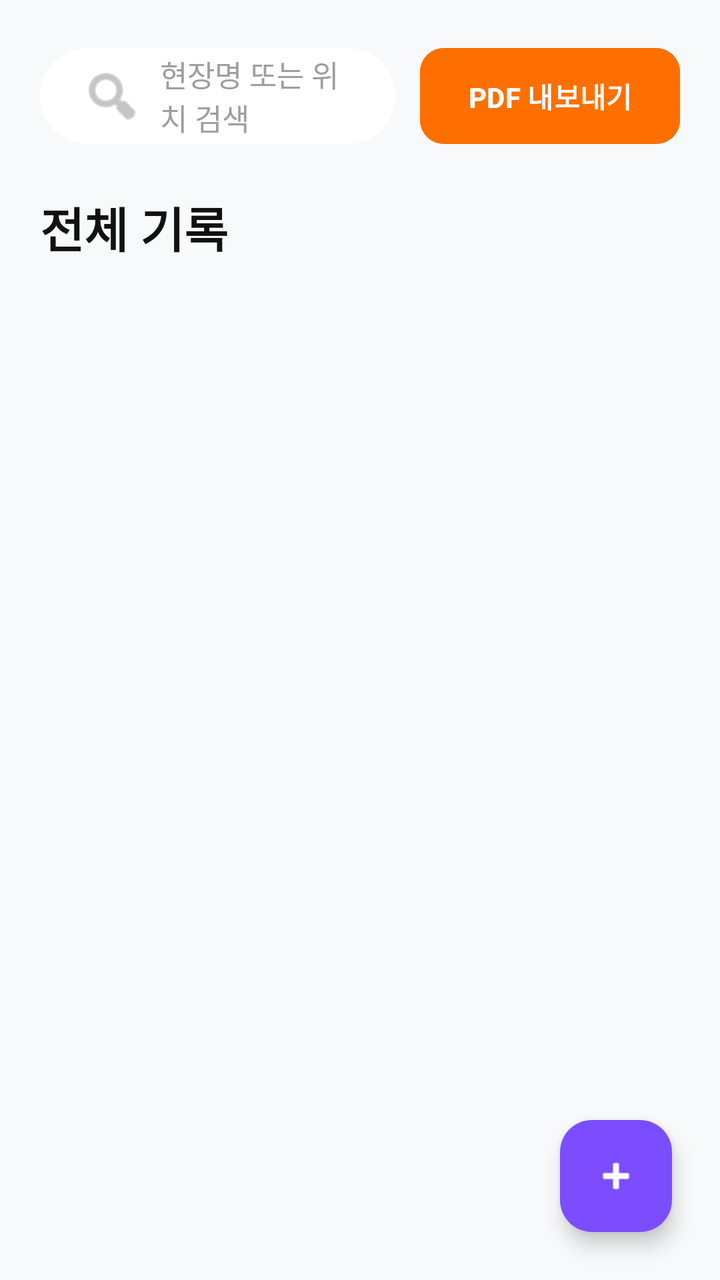
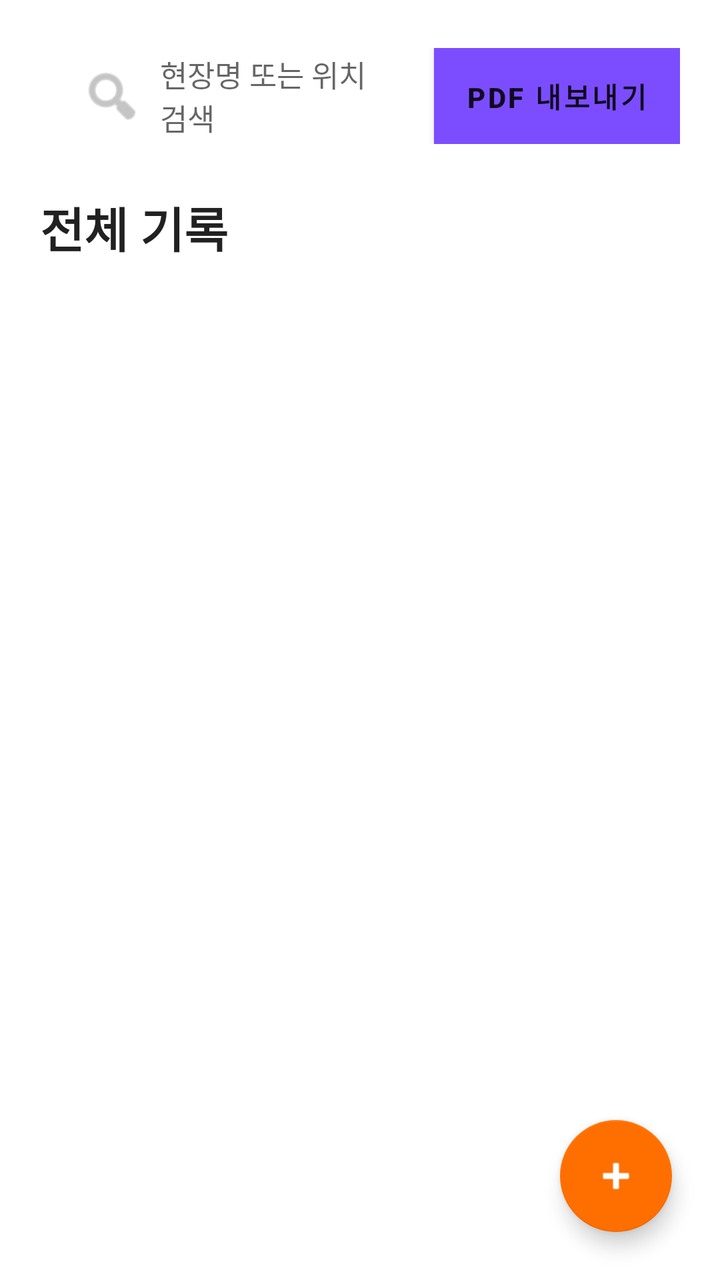

Two renders of the same Android screen: before a commit and after it. Below are the layout's source before the change and the commit's diff.
<!-- AndroidManifest.xml: application theme Theme.Siteboard -->
<!-- res/layout/fragment_home.xml -->
<?xml version="1.0" encoding="utf-8"?>
<androidx.constraintlayout.widget.ConstraintLayout
    xmlns:android="http://schemas.android.com/apk/res/android"
    xmlns:app="http://schemas.android.com/apk/res-auto"
    android:layout_width="match_parent"
    android:layout_height="match_parent"
    android:background="#F8F9FA">

    <LinearLayout
        android:id="@+id/layoutTop"
        android:layout_width="match_parent"
        android:layout_height="wrap_content"
        android:orientation="horizontal"
        android:paddingHorizontal="20dp"
        android:paddingTop="24dp"
        android:paddingBottom="16dp"
        app:layout_constraintTop_toTopOf="parent">

        <androidx.cardview.widget.CardView
            android:layout_width="0dp"
            android:layout_height="48dp"
            android:layout_weight="1"
            app:cardCornerRadius="24dp"
            app:cardElevation="0dp"
            app:cardBackgroundColor="#FFFFFF"
            android:layout_marginEnd="12dp">
            <EditText
                android:id="@+id/etSearch"
                android:layout_width="match_parent"
                android:layout_height="match_parent"
                android:background="@null"
                android:hint="현장명 또는 위치 검색"
                android:textColorHint="#9E9E9E"
                android:textColor="#111111"
                android:textSize="15sp"
                android:paddingHorizontal="20dp"
                android:drawableStart="@android:drawable/ic_menu_search"
                android:drawablePadding="8dp"
                android:drawableTint="#9E9E9E"/>
        </androidx.cardview.widget.CardView>

        <Button
            android:id="@+id/btnExportPdf"
            android:layout_width="wrap_content"
            android:layout_height="48dp"
            android:text="PDF 내보내기"
            android:textColor="#FFFFFF"
            android:textStyle="bold"
            android:backgroundTint="#FF6F00"
            app:cornerRadius="12dp"
            android:insetTop="0dp"
            android:insetBottom="0dp"/>
    </LinearLayout>

    <TextView
        android:id="@+id/tvTitle"
        android:layout_width="wrap_content"
        android:layout_height="wrap_content"
        android:text="전체 기록"
        android:textSize="24sp"
        android:textColor="#111111"
        android:textStyle="bold"
        android:layout_marginStart="20dp"
        android:layout_marginTop="8dp"
        app:layout_constraintTop_toBottomOf="@id/layoutTop"
        app:layout_constraintStart_toStartOf="parent" />

    <androidx.recyclerview.widget.RecyclerView
        android:id="@+id/rvPostList"
        android:layout_width="match_parent"
        android:layout_height="0dp"
        android:clipToPadding="false"
        android:padding="12dp"
        android:layout_marginTop="12dp"
        app:layout_constraintTop_toBottomOf="@id/tvTitle"
        app:layout_constraintBottom_toBottomOf="parent" />

    <LinearLayout
        android:id="@+id/layoutEmpty"
        android:layout_width="wrap_content"
        android:layout_height="wrap_content"
        android:orientation="vertical"
        android:gravity="center"
        android:visibility="gone"
        app:layout_constraintTop_toTopOf="parent"
        app:layout_constraintBottom_toBottomOf="parent"
        app:layout_constraintStart_toStartOf="parent"
        app:layout_constraintEnd_toEndOf="parent">
        <TextView android:layout_width="wrap_content" android:layout_height="wrap_content" android:text="📷" android:textSize="48sp" android:layout_marginBottom="16dp"/>
        <TextView android:layout_width="wrap_content" android:layout_height="wrap_content" android:text="기록된 사진이 없습니다" android:textSize="18sp" android:textColor="#555555" android:textStyle="bold"/>
    </LinearLayout>

    <com.google.android.material.floatingactionbutton.FloatingActionButton
        android:id="@+id/btnOpenSub"
        android:layout_width="wrap_content"
        android:layout_height="wrap_content"
        android:layout_margin="24dp"
        android:src="@android:drawable/ic_input_add"
        app:tint="#FFFFFF"
        app:backgroundTint="#7C4DFF"
        app:elevation="6dp"
        app:layout_constraintBottom_toBottomOf="parent"
        app:layout_constraintEnd_toEndOf="parent" />
</androidx.constraintlayout.widget.ConstraintLayout>
<!-- resources referenced by this layout -->
<resources>
  <style name="Theme.Siteboard" parent="Base.Theme.Siteboard" />
  <style name="Base.Theme.Siteboard" parent="Theme.Material3.DayNight.NoActionBar">
          
          
      </style>
</resources>

<!-- the commit's change to res/layout/fragment_home.xml (unified diff, before → after) -->
@@ -4,7 +4,7 @@
     xmlns:app="http://schemas.android.com/apk/res-auto"
     android:layout_width="match_parent"
     android:layout_height="match_parent"
-    android:background="#F8F9FA">
+    android:background="?android:attr/windowBackground">
 
     <LinearLayout
         android:id="@+id/layoutTop"
@@ -28,10 +28,10 @@
                 android:id="@+id/etSearch"
                 android:layout_width="match_parent"
                 android:layout_height="match_parent"
-                android:background="@null"
+                android:background="?android:attr/windowBackground"
                 android:hint="현장명 또는 위치 검색"
-                android:textColorHint="#9E9E9E"
-                android:textColor="#111111"
+                android:textColor="?android:attr/textColorPrimary"
+                android:textColorHint="?android:attr/textColorHint"
                 android:textSize="15sp"
                 android:paddingHorizontal="20dp"
                 android:drawableStart="@android:drawable/ic_menu_search"
@@ -44,8 +44,10 @@
             android:layout_width="wrap_content"
             android:layout_height="48dp"
             android:text="PDF 내보내기"
-            android:textColor="#FFFFFF"
+            android:textColor="?android:attr/textColorPrimary"
+            android:textColorHint="?android:attr/textColorHint"
             android:textStyle="bold"
+            android:background="?android:attr/windowBackground"
             android:backgroundTint="#FF6F00"
             app:cornerRadius="12dp"
             android:insetTop="0dp"
@@ -58,7 +60,8 @@
         android:layout_height="wrap_content"
         android:text="전체 기록"
         android:textSize="24sp"
-        android:textColor="#111111"
+        android:textColor="?android:attr/textColorPrimary"
+        android:textColorHint="?android:attr/textColorHint"
         android:textStyle="bold"
         android:layout_marginStart="20dp"
         android:layout_marginTop="8dp"
@@ -72,6 +75,7 @@
         android:clipToPadding="false"
         android:padding="12dp"
         android:layout_marginTop="12dp"
+        android:background="?android:attr/windowBackground"
         app:layout_constraintTop_toBottomOf="@id/tvTitle"
         app:layout_constraintBottom_toBottomOf="parent" />
 
@@ -97,7 +101,7 @@
         android:layout_margin="24dp"
         android:src="@android:drawable/ic_input_add"
         app:tint="#FFFFFF"
-        app:backgroundTint="#7C4DFF"
+        app:backgroundTint="#FF6F00"
         app:elevation="6dp"
         app:layout_constraintBottom_toBottomOf="parent"
         app:layout_constraintEnd_toEndOf="parent" />
<!-- resource entries referenced after the edit -->
@@ -1,9 +1,16 @@
 <!-- resources referenced by this layout -->
 <resources>
-  <style name="Theme.Siteboard" parent="Base.Theme.Siteboard" />
-  <style name="Base.Theme.Siteboard" parent="Theme.Material3.DayNight.NoActionBar">
-          
-          
+  <style name="Theme.Siteboard" parent="Theme.MaterialComponents.DayNight.NoActionBar">
+  
+          <item name="colorPrimary">#7C4DFF</item>
+          <item name="colorPrimaryVariant">#3700B3</item>
+          <item name="colorOnPrimary">#FFFFFF</item>
+  
+          <item name="colorSecondary">#FF6F00</item>
+          <item name="colorSecondaryVariant">#FF6F00</item>
+          <item name="colorOnSecondary">#FFFFFF</item>
+  
+          <item name="android:statusBarColor">?attr/colorPrimaryVariant</item>
       </style>
 </resources>
 
